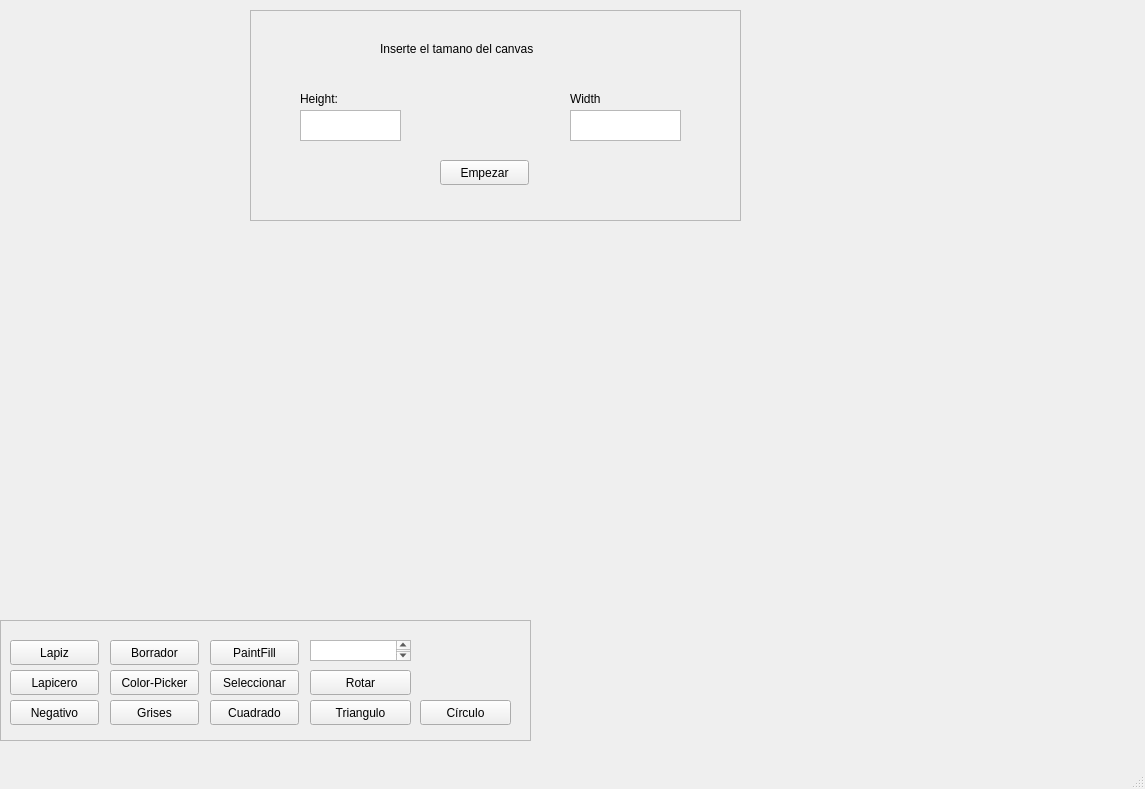
dylangf16/Proyecto-02-CE-2103, file Interfaz/mainwindow.ui: the form before one commit.
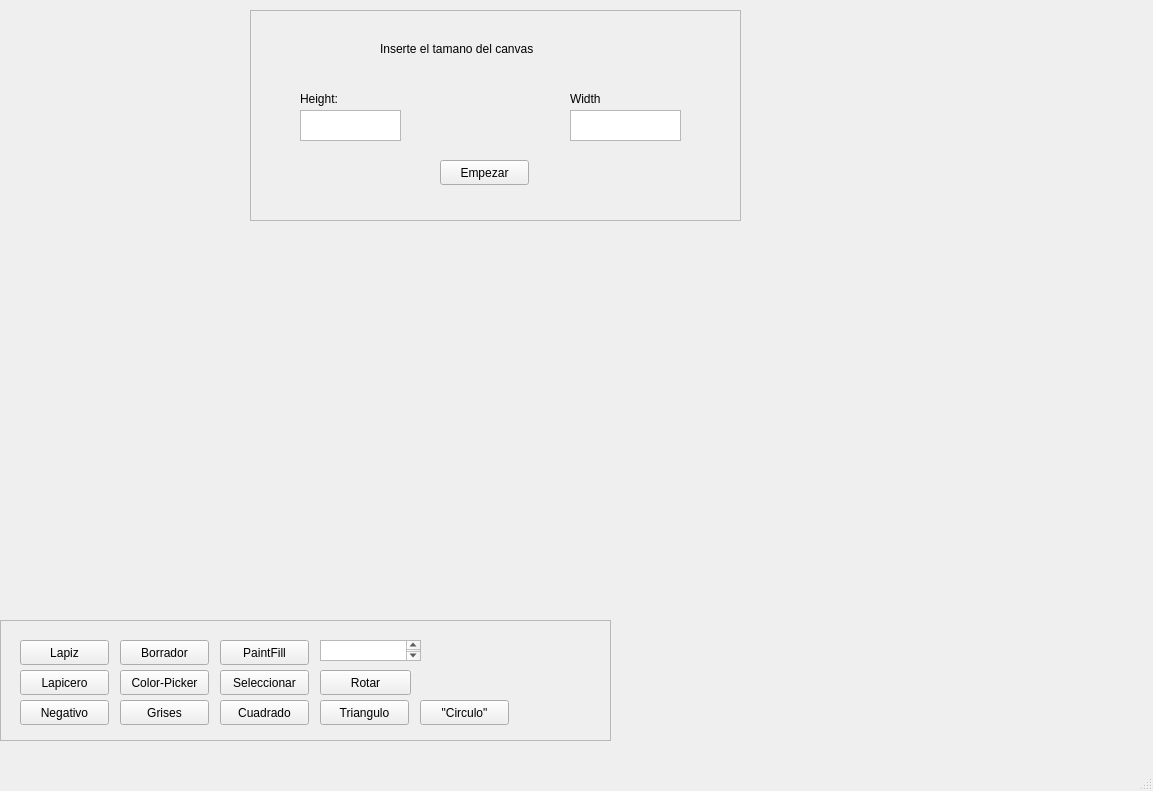
The form after the commit.

Commit message: Implementación de "círculo"

Patch:
```diff
--- a/Interfaz/mainwindow.ui
+++ b/Interfaz/mainwindow.ui
@@ -6,8 +6,8 @@
    <rect>
     <x>0</x>
     <y>0</y>
-    <width>1145</width>
-    <height>789</height>
+    <width>1153</width>
+    <height>791</height>
    </rect>
   </property>
   <property name="windowTitle">
@@ -110,7 +110,7 @@
      <rect>
       <x>0</x>
       <y>620</y>
-      <width>531</width>
+      <width>611</width>
       <height>121</height>
      </rect>
     </property>
@@ -123,9 +123,9 @@
     <widget class="QWidget" name="widget" native="true">
      <property name="geometry">
       <rect>
-       <x>0</x>
+       <x>10</x>
        <y>10</y>
-       <width>521</width>
+       <width>591</width>
        <height>101</height>
       </rect>
      </property>
@@ -160,7 +160,7 @@
        <rect>
         <x>310</x>
         <y>40</y>
-        <width>101</width>
+        <width>91</width>
         <height>25</height>
        </rect>
       </property>
@@ -274,7 +274,7 @@
        <rect>
         <x>310</x>
         <y>70</y>
-        <width>101</width>
+        <width>89</width>
         <height>25</height>
        </rect>
       </property>
@@ -285,14 +285,14 @@
      <widget class="QPushButton" name="Circulo">
       <property name="geometry">
        <rect>
-        <x>420</x>
+        <x>410</x>
         <y>70</y>
-        <width>91</width>
+        <width>89</width>
         <height>25</height>
        </rect>
       </property>
       <property name="text">
-       <string>Círculo</string>
+       <string>&quot;Circulo&quot;</string>
       </property>
      </widget>
     </widget>
```
Left out of the diff: 184 changed lines with no effect on the pictures. The commit also changes 8 other files.
